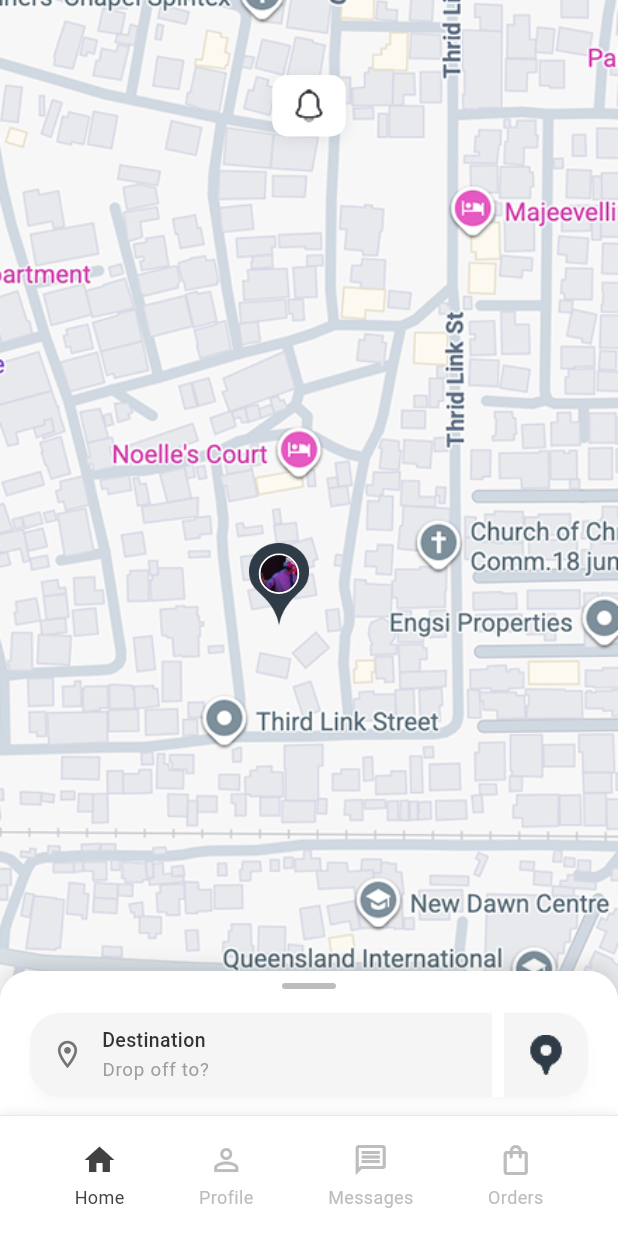
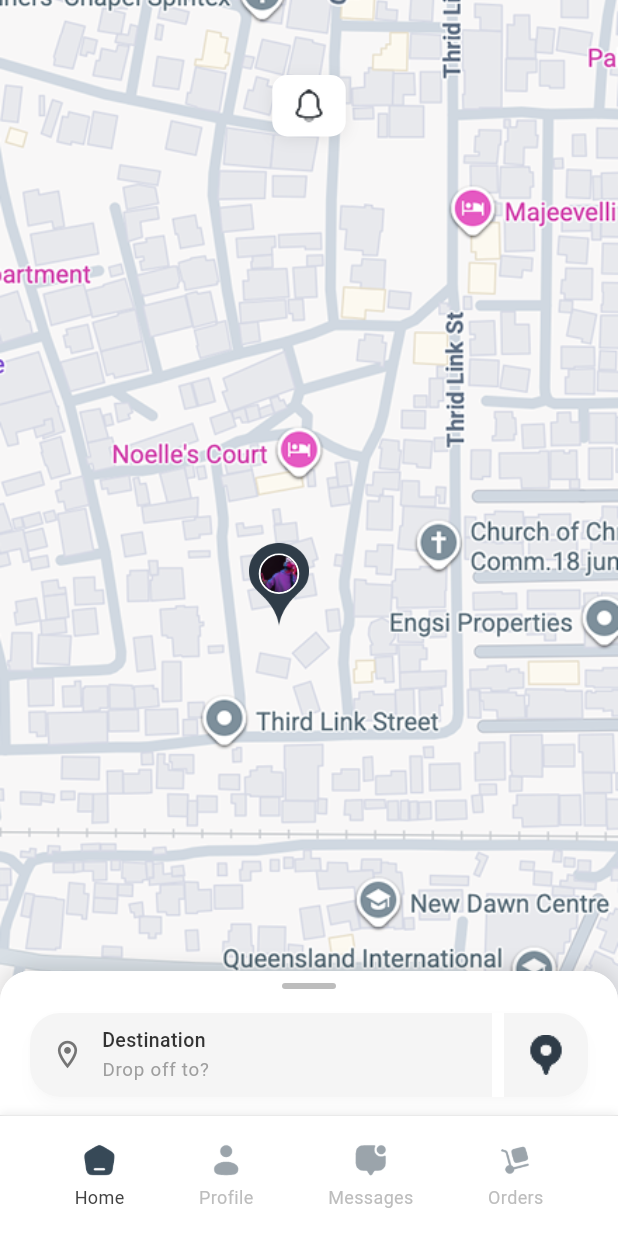
Before and after one commit to Gen3ratorX/oysloe-delivery, a Flutter app: the LocationSelectionScreen screen opened directly, on a phone screen of 412 x 824 dp. Run offline on Flutter 3.47's test engine with Material 3 defaults, Android fonts, the phone set to English and light mode, and no system bars; Roboto replaces fonts that are missing (inter).

Commit message:
refactor(navigation): Use custom icons for bottom navigation bar
This commit refactors the `BottomNavigation` widget to use custom image assets for its items instead of the default `Icon` widgets. This provides a more customized look and feel for the navigation bar.

The previous implementation with hardcoded `Icon` and `Text` widgets for each navigation item has been replaced with a more streamlined `_buildNavItem` helper method. This method dynamically builds each navigation item using active and inactive image assets based on the current selection.

- Replaces `Icon` widgets with `Image.asset` for Home, Profile, Messages, and Orders tabs.
- Introduces `_buildNavItem` to reduce code duplication.
- Adds new active and inactive icon assets for each navigation tab to `pubspec.yaml`.

```diff
--- a/lib/bottom_navigation.dart
+++ b/lib/bottom_navigation.dart
@@ -27,88 +27,66 @@ class BottomNavigation extends StatelessWidget {
       child: Row(
         mainAxisAlignment: MainAxisAlignment.spaceEvenly,
         children: [
-          GestureDetector(
-            onTap: () => onTap(0),
+          _buildNavItem(
+            index: 0,
+            activeImage: 'assets/home_act.png',
+            inactiveImage: 'assets/home_in.png',
+            label: 'Home',
+          ),
+          _buildNavItem(
+            index: 1,
+            activeImage: 'assets/profile_act.png',
+            inactiveImage: 'assets/profile_in.png',
+            label: 'Profile',
+          ),
+          _buildNavItem(
+            index: 2,
+            activeImage: 'assets/message_act.png',
+            inactiveImage: 'assets/message_in.png',
+            label: 'Messages',
+          ),
+          _buildNavItem(
+            index: 3,
+            activeImage: 'assets/order_act.png',
+            inactiveImage: 'assets/order_in.png',
+            label: 'Orders',
+          ),
+        ],
+      ),
+    );
+  }
+
+  Widget _buildNavItem({
+    required int index,
+    required String activeImage,
+    required String inactiveImage,
+    required String label,
+  }) {
+    final isActive = currentIndex == index;
+
+    return GestureDetector(
+      onTap: () => onTap(index),
       child: Column(
         mainAxisAlignment: MainAxisAlignment.center,
         children: [
-                Icon(
-                  Icons.home,
-                  color: currentIndex == 0 ? Colors.grey.shade800 : Colors.grey.shade400,
+          Image.asset(
+            isActive ? activeImage : inactiveImage,
+            width: 24,
+            height: 24,
+            errorBuilder: (context, error, stackTrace) {
+              return Icon(
+                Icons.error_outline,
                 size: 24,
+                color: Colors.grey.shade400,
+              );
+            },
           ),
           const SizedBox(height: 4),
           Text(
-                  'Home',
+            label,
             style: TextStyle(
               fontSize: 12,
-                    color: currentIndex == 0 ? Colors.grey.shade800 : Colors.grey.shade400,
-                  ),
-                ),
-              ],
-            ),
-          ),
-          GestureDetector(
-            onTap: () => onTap(1),
-            child: Column(
-              mainAxisAlignment: MainAxisAlignment.center,
-              children: [
-                Icon(
-                  Icons.person_outline,
-                  color: currentIndex == 1 ? Colors.grey.shade800 : Colors.grey.shade400,
-                  size: 24,
-                ),
-                const SizedBox(height: 4),
-                Text(
-                  'Profile',
-                  style: TextStyle(
-                    fontSize: 12,
-                    color: currentIndex == 1 ? Colors.grey.shade800 : Colors.grey.shade400,
-                  ),
-                ),
-              ],
-            ),
-          ),
-          GestureDetector(
-            onTap: () => onTap(2),
-            child: Column(
-              mainAxisAlignment: MainAxisAlignment.center,
-              children: [
-                Icon(
-                  Icons.message_outlined,
-                  color: currentIndex == 2 ? Colors.grey.shade800 : Colors.grey.shade400,
-                  size: 24,
-                ),
-                const SizedBox(height: 4),
-                Text(
-                  'Messages',
-                  style: TextStyle(
-                    fontSize: 12,
-                    color: currentIndex == 2 ? Colors.grey.shade800 : Colors.grey.shade400,
-                  ),
-                ),
-              ],
-            ),
-          ),
-          GestureDetector(
-            onTap: () => onTap(3),
-            child: Column(
-              mainAxisAlignment: MainAxisAlignment.center,
-              children: [
-                Icon(
-                  Icons.shopping_bag_outlined,
-                  color: currentIndex == 3 ? Colors.grey.shade800 : Colors.grey.shade400,
-                  size: 24,
-                ),
-                const SizedBox(height: 4),
-                Text(
-                  'Orders',
-                  style: TextStyle(
-                    fontSize: 12,
-                    color: currentIndex == 3 ? Colors.grey.shade800 : Colors.grey.shade400,
-                  ),
-                ),
-              ],
+              color: isActive ? Colors.grey.shade800 : Colors.grey.shade400,
             ),
           ),
         ],
```
Also changed, not shown: pubspec.yaml (+8 -0 lines), assets/home_act.png (added), assets/home_in.png (added), assets/message_act.png (added), assets/message_in.png (added), assets/order_act.png (added), assets/order_in.png (added), assets/profile_act.png (added), assets/profile_in.png (added). Lines whose indentation alone changed are shown as unchanged.
